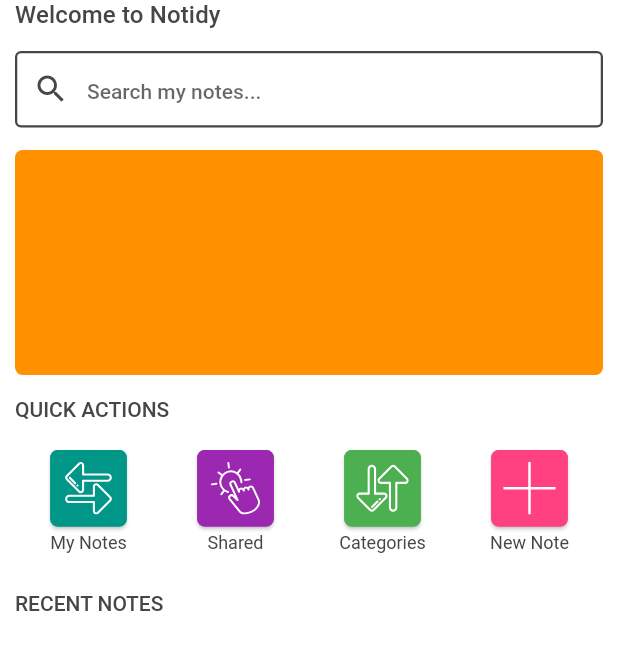
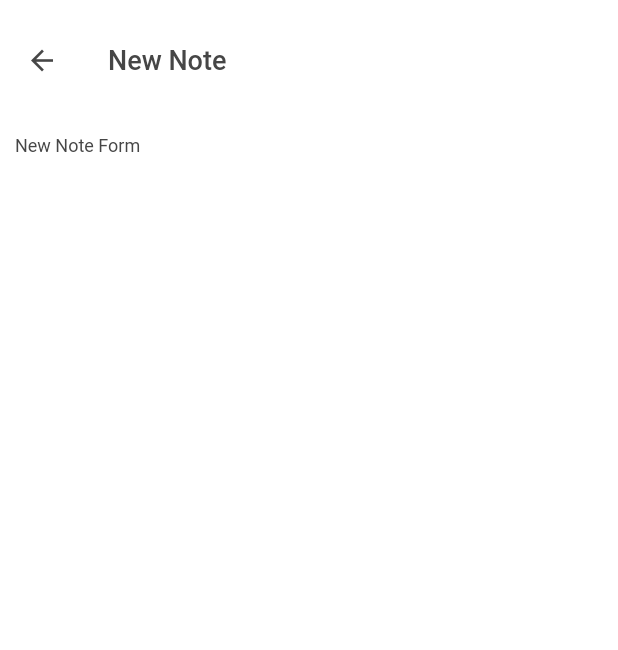
Before and after one commit to cyruskigo30/Notidy, a Flutter app: the DashboardBody widget shown alone on an empty page, opened directly, after a tap on "New Note", on a phone screen of 412 x 824 dp. Shown: the top 650 px of the screen. Run offline on Flutter 3.47's test engine with Material 2 defaults, Android fonts, the phone set to English and light mode, and no system bars; our stand-ins replace firebase_auth, firebase_core, flutter_svg, sqflite; accounts and stored records are empty; Roboto replaces fonts that are missing (Poppins).

Commit message:
Add the new note screen and link to the new note button

```diff
--- a/lib/home/Dashboard/notes_dashboard_body.dart
+++ b/lib/home/Dashboard/notes_dashboard_body.dart
@@ -1,4 +1,5 @@
 import 'package:flutter/material.dart';
+import 'quickactions/new_note_screen.dart';
 import '../../services/auth/auth_service.dart';
 import '../../widgets/circular_loading_indicator.dart';
 import '../../services/crud/notes_service.dart';
@@ -105,11 +106,14 @@ class _DashboardBodyState extends State<DashboardBody> {
                                   ),
                                   children: [
                                     MenuButton(
-                                      buttonColor: Colors.teal,
-                                      buttonText: 'My Notes',
+                                      buttonColor: Colors.green,
+                                      buttonText: 'New Note',
                                       imageUrl:
-                                          'assets/svg/sort-arrows-svgrepo-com (1).svg',
-                                      onClick: () {},
+                                          'assets/svg/add-svgrepo-com.svg',
+                                      onClick: () {
+                                        Navigator.pushNamed(
+                                            context, NewNoteScreen.routeName);
+                                      },
                                     ),
                                     MenuButton(
                                       buttonColor: Colors.purple,
@@ -121,7 +125,7 @@ class _DashboardBodyState extends State<DashboardBody> {
                                       },
                                     ),
                                     MenuButton(
-                                      buttonColor: Colors.green,
+                                      buttonColor: Colors.blue,
                                       buttonText: 'Categories',
                                       imageUrl:
                                           'assets/svg/sort-arrows-svgrepo-com.svg',
@@ -130,13 +134,11 @@ class _DashboardBodyState extends State<DashboardBody> {
                                       },
                                     ),
                                     MenuButton(
-                                      buttonColor: Colors.pinkAccent,
-                                      buttonText: 'New Note',
+                                      buttonColor: Colors.pink,
+                                      buttonText: 'My Notes',
                                       imageUrl:
-                                          'assets/svg/add-svgrepo-com.svg',
-                                      onClick: () {
-                                        // Navigator.pushNamed(context, MachineryScreen.routeName);
-                                      },
+                                          'assets/svg/sort-arrows-svgrepo-com (1).svg',
+                                      onClick: () {},
                                     ),
                                   ],
                                 ),
--- /dev/null
+++ b/lib/home/Dashboard/quickactions/new_note_body.dart
@@ -0,0 +1,26 @@
+import 'package:flutter/material.dart';
+import 'package:notidy/utils/constants/constants.dart';
+
+class NewNoteBody extends StatefulWidget {
+  const NewNoteBody({super.key});
+
+  @override
+  State<NewNoteBody> createState() => _NewNoteBodyState();
+}
+
+class _NewNoteBodyState extends State<NewNoteBody> {
+  @override
+  Widget build(BuildContext context) {
+    return Padding(
+      padding: const EdgeInsets.all(kMediumWidth),
+      child: SafeArea(
+          child: SingleChildScrollView(
+        child: Column(
+          children: [
+            Text('New Note Form'),
+          ],
+        ),
+      )),
+    );
+  }
+}
--- /dev/null
+++ b/lib/home/Dashboard/quickactions/new_note_screen.dart
@@ -0,0 +1,19 @@
+import 'package:flutter/material.dart';
+import 'package:notidy/home/Dashboard/quickactions/new_note_body.dart';
+
+class NewNoteScreen extends StatelessWidget {
+  const NewNoteScreen({super.key});
+  static String routeName = '/new_note_screen';
+  @override
+  Widget build(BuildContext context) {
+    return Scaffold(
+      appBar: AppBar(
+        title: Text(
+          'New Note',
+          style: Theme.of(context).textTheme.titleMedium,
+        ),
+      ),
+      body: const NewNoteBody(),
+    );
+  }
+}
--- a/lib/utils/routes/routes.dart
+++ b/lib/utils/routes/routes.dart
@@ -1,4 +1,5 @@
 import 'package:flutter/material.dart';
+import 'package:notidy/home/Dashboard/quickactions/new_note_screen.dart';
 import '../../auth/components/app_initializer.dart';
 import '../../auth/screens/verification/verify_email_screen.dart';
 import '../../home/modules/recipes/recipes_screen.dart';
@@ -16,4 +17,5 @@ final Map<String, WidgetBuilder> routes = {
   RecipesScreen.routeName: (context) => const RecipesScreen(),
   AppInitializer.routeName: (context) => const AppInitializer(),
   VerifyEmailScreen.routeName: (context) => const VerifyEmailScreen(),
+  NewNoteScreen.routeName: (context) => const NewNoteScreen(),
 };
```
Also changed, not shown: lib/home/Dashboard/menuitems/new_personal_sale_screen.dart (deleted).
